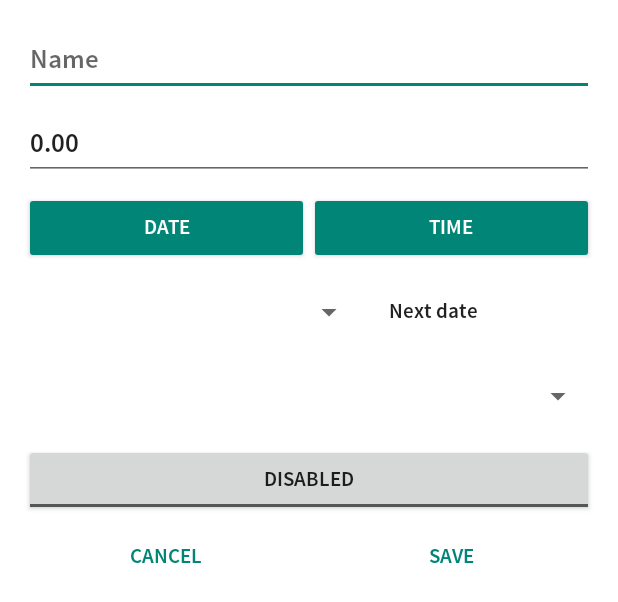
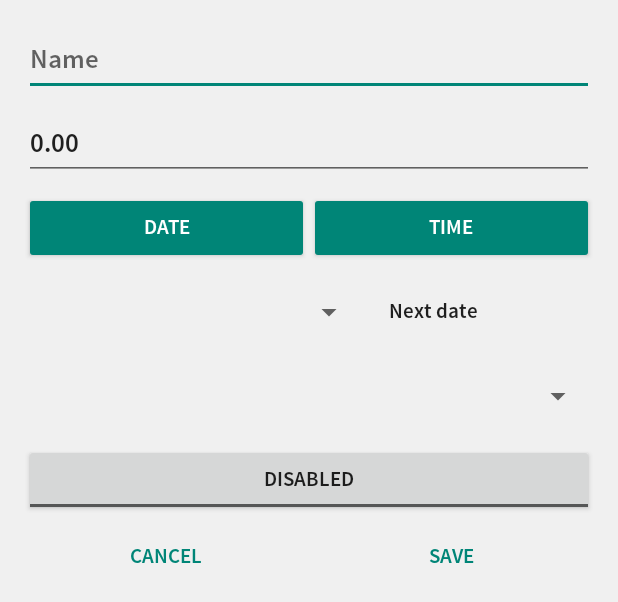
Before and after one commit to Fealrais/PurchaseHistory, an Android app: the layout dialog_edit_scheduled_expense.xml on its own in the app's theme, with its tools: preview values and no code run, on a phone screen of 412 x 824 dp. Shown: the top 602 px of the screen. Run offline under Robolectric (Android 15) with nearby library versions, the phone set to English and light mode, and no system bars; Roboto replaces fonts that are not available here.

Commit message:
remove background from dialog edit scheduled expense

```diff
--- a/app/src/main/res/layout/dialog_edit_scheduled_expense.xml
+++ b/app/src/main/res/layout/dialog_edit_scheduled_expense.xml
@@ -2,7 +2,6 @@
 <LinearLayout xmlns:android="http://schemas.android.com/apk/res/android"
     android:layout_width="match_parent"
     android:layout_height="match_parent"
-    android:background="?android:attr/windowBackground"
     android:orientation="vertical"
     android:padding="16dp">
 
```
